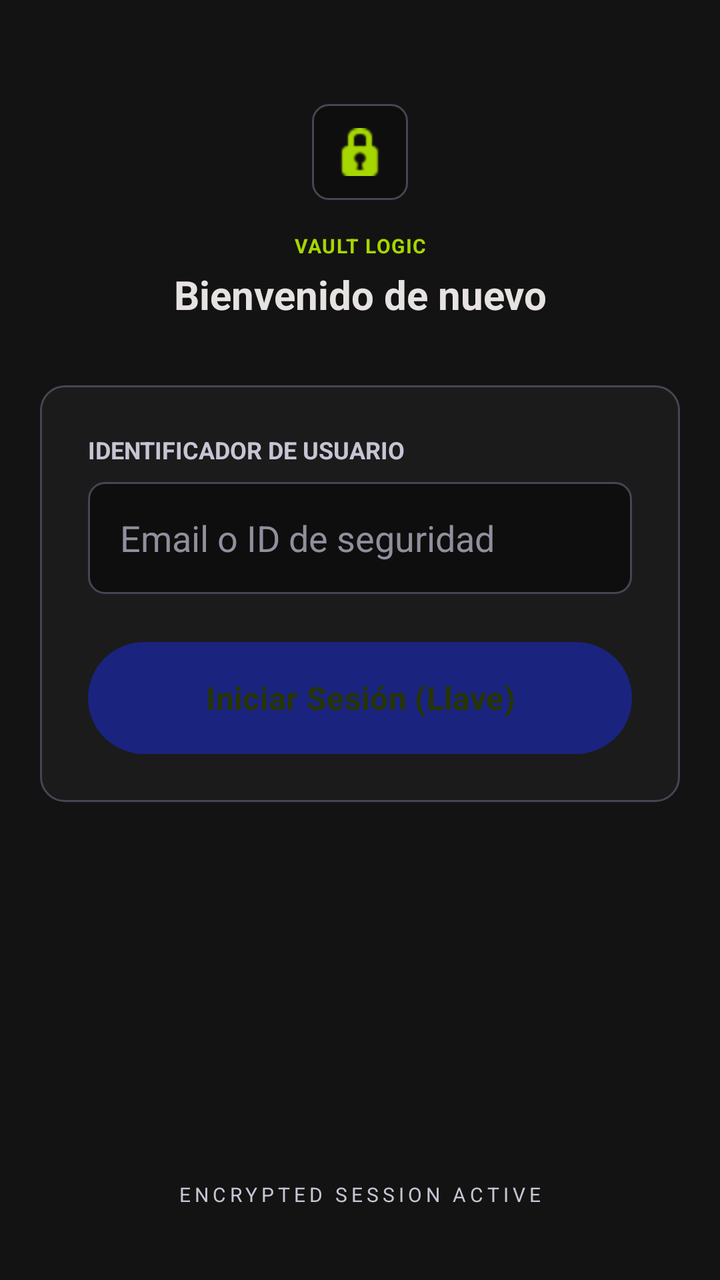
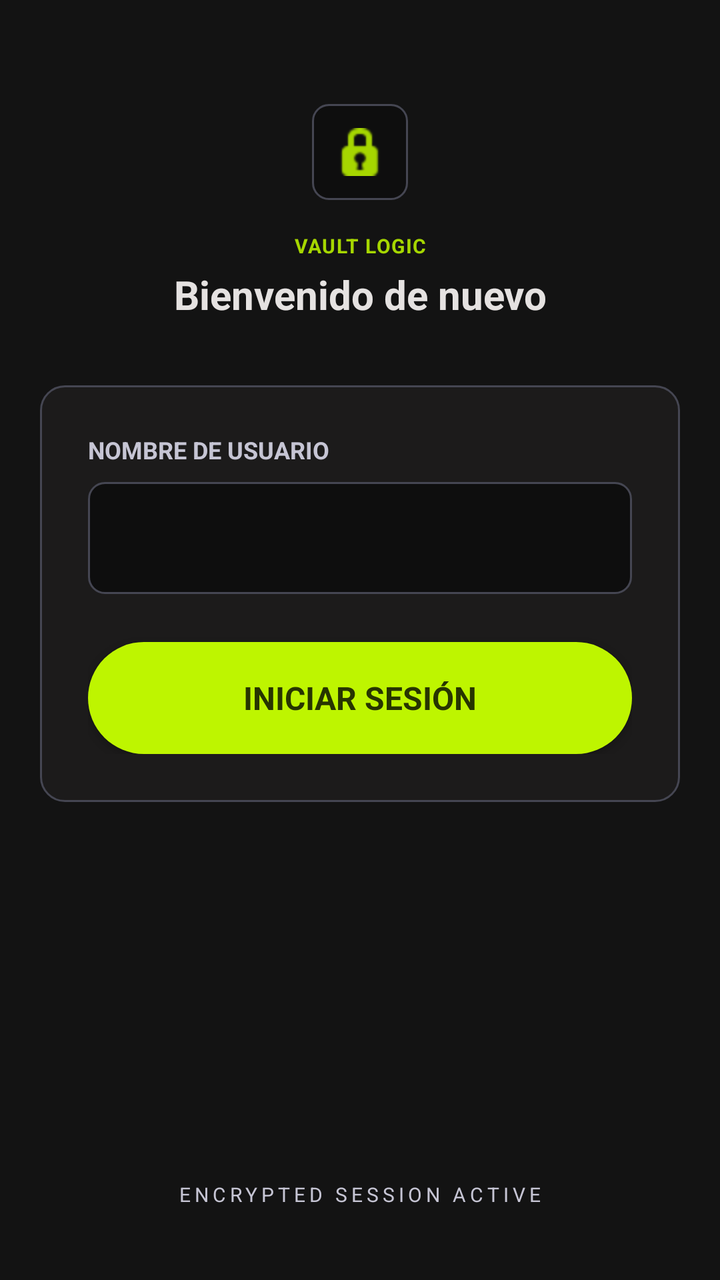

The first picture is an Android layout as it rendered before a commit; the second is the same layout after the commit. The layout source and the unified diff follow.
<!-- AndroidManifest.xml: application theme Theme.PasswordlessApp -->
<!-- res/layout/fragment_login.xml -->
<?xml version="1.0" encoding="utf-8"?>
<androidx.constraintlayout.widget.ConstraintLayout xmlns:android="http://schemas.android.com/apk/res/android"
    xmlns:app="http://schemas.android.com/apk/res-auto"
    xmlns:tools="http://schemas.android.com/tools"
    android:layout_width="match_parent"
    android:layout_height="match_parent"
    android:background="@color/vault_background"
    android:padding="20dp"
    tools:context=".ui.login.LoginFragment">

    
    <LinearLayout
        android:id="@+id/header"
        android:layout_width="wrap_content"
        android:layout_height="wrap_content"
        android:layout_marginTop="32dp"
        android:gravity="center"
        android:orientation="vertical"
        app:layout_constraintEnd_toEndOf="parent"
        app:layout_constraintStart_toStartOf="parent"
        app:layout_constraintTop_toTopOf="parent">

        <FrameLayout
            android:layout_width="48dp"
            android:layout_height="48dp"
            android:background="@drawable/bg_vault_input"
            android:layout_marginBottom="16dp">
            <ImageView
                android:layout_width="24dp"
                android:layout_height="24dp"
                android:layout_gravity="center"
                android:src="@android:drawable/ic_secure"
                app:tint="@color/vault_accent_dim" />
        </FrameLayout>

        <TextView
            android:layout_width="wrap_content"
            android:layout_height="wrap_content"
            android:text="VAULT LOGIC"
            android:textColor="@color/vault_accent_dim"
            android:textSize="10sp"
            android:textStyle="bold"
            android:letterSpacing="0.05"
            android:layout_marginBottom="4dp" />

        <TextView
            android:layout_width="wrap_content"
            android:layout_height="wrap_content"
            android:text="Bienvenido de nuevo"
            android:textColor="@color/vault_on_surface"
            android:textSize="20sp"
            android:textStyle="bold" />
    </LinearLayout>

    
    <LinearLayout
        android:layout_width="0dp"
        android:layout_height="wrap_content"
        android:layout_marginTop="32dp"
        android:background="@drawable/bg_vault_card"
        android:orientation="vertical"
        android:padding="24dp"
        app:layout_constraintEnd_toEndOf="parent"
        app:layout_constraintStart_toStartOf="parent"
        app:layout_constraintTop_toBottomOf="@id/header">

        <TextView
            android:layout_width="wrap_content"
            android:layout_height="wrap_content"
            android:text="IDENTIFICADOR DE USUARIO"
            android:textColor="@color/vault_on_surface_variant"
            android:textSize="12sp"
            android:textStyle="bold"
            android:layout_marginBottom="8dp" />

        <EditText
            android:id="@+id/etUsername"
            android:layout_width="match_parent"
            android:layout_height="56dp"
            android:background="@drawable/bg_vault_input"
            android:hint="Email o ID de seguridad"
            android:textColorHint="@color/vault_outline"
            android:textColor="@color/vault_on_surface"
            android:paddingStart="16dp"
            android:paddingEnd="16dp"
            android:inputType="textEmailAddress"
            android:layout_marginBottom="24dp" />

        <Button
            android:id="@+id/btnLogin"
            android:layout_width="match_parent"
            android:layout_height="56dp"
            android:background="@drawable/btn_vault_accent"
            android:text="Iniciar Sesión (Llave)"
            android:textColor="@color/vault_on_accent"
            android:textSize="16sp"
            android:textStyle="bold" />

        
        <ProgressBar
            android:id="@+id/progressBar"
            android:layout_width="48dp"
            android:layout_height="48dp"
            android:layout_gravity="center"
            android:layout_marginTop="16dp"
            android:indeterminateTint="@color/vault_accent"
            android:visibility="gone" />

    </LinearLayout>

    
    <LinearLayout
        android:layout_width="wrap_content"
        android:layout_height="wrap_content"
        android:layout_marginBottom="16dp"
        android:gravity="center"
        android:orientation="vertical"
        app:layout_constraintBottom_toBottomOf="parent"
        app:layout_constraintEnd_toEndOf="parent"
        app:layout_constraintStart_toStartOf="parent">

        <TextView
            android:layout_width="wrap_content"
            android:layout_height="wrap_content"
            android:text="ENCRYPTED SESSION ACTIVE"
            android:textColor="@color/vault_on_surface_variant"
            android:textSize="10sp"
            android:letterSpacing="0.2"
            android:drawablePadding="8dp" />
    </LinearLayout>

</androidx.constraintlayout.widget.ConstraintLayout>
<!-- resources referenced by this layout -->
<resources>
  <color name="vault_accent">#bef500</color>
  <color name="vault_accent_dim">#a6d700</color>
  <color name="vault_background">#131313</color>
  <color name="vault_on_accent">#273500</color>
  <color name="vault_on_surface">#e5e2e1</color>
  <color name="vault_on_surface_variant">#c6c5d4</color>
  <color name="vault_outline">#908f9d</color>
  <!-- drawable bg_vault_card (drawable) -->
  <?xml version="1.0" encoding="utf-8"?>
  <shape xmlns:android="http://schemas.android.com/apk/res/android"
      android:shape="rectangle">
      <solid android:color="@color/vault_surface_low" />
      <stroke android:width="1dp" android:color="@color/vault_outline_variant" />
      <corners android:radius="12dp" /> 
  </shape>
  <!-- drawable bg_vault_input (drawable) -->
  <?xml version="1.0" encoding="utf-8"?>
  <selector xmlns:android="http://schemas.android.com/apk/res/android">
      
      <item android:state_focused="true">
          <shape android:shape="rectangle">
              <solid android:color="@color/vault_surface_lowest" />
              <stroke android:width="1dp" android:color="@color/vault_accent_dim" />
              <corners android:radius="8dp" />
          </shape>
      </item>
      
      <item>
          <shape android:shape="rectangle">
              <solid android:color="@color/vault_surface_lowest" />
              <stroke android:width="1dp" android:color="@color/vault_outline_variant" />
              <corners android:radius="8dp" />
          </shape>
      </item>
  </selector>
  <!-- drawable btn_vault_accent (drawable) -->
  <?xml version="1.0" encoding="utf-8"?>
  <ripple xmlns:android="http://schemas.android.com/apk/res/android"
      android:color="#40000000"> 
      <item>
          <shape android:shape="rectangle">
              <solid android:color="@color/vault_accent" />
              <corners android:radius="28dp" /> 
          </shape>
      </item>
  </ripple>
  <style name="Theme.PasswordlessApp" parent="Base.Theme.PasswordlessApp" />
  <color name="vault_surface_low">#1c1b1b</color>
  <color name="vault_outline_variant">#454652</color>
  <color name="vault_surface_lowest">#0e0e0e</color>
  <style name="Base.Theme.PasswordlessApp" parent="Theme.Material3.Dark.NoActionBar">
          
          <item name="colorPrimary">@color/vault_primary</item>
          <item name="colorOnPrimary">@color/vault_on_primary</item>
          <item name="colorPrimaryContainer">@color/vault_primary</item>
          
          
          <item name="colorSecondary">@color/vault_accent</item>
          <item name="colorOnSecondary">@color/vault_on_accent</item>
          
          
          <item name="android:statusBarColor">@color/vault_background</item>
          <item name="android:windowLightStatusBar">false</item>
          <item name="android:navigationBarColor">@color/vault_background</item>
          
          
          <item name="android:windowBackground">@color/vault_background</item>
          <item name="android:colorBackground">@color/vault_background</item>
          <item name="colorSurface">@color/vault_surface_low</item>
          <item name="colorOnSurface">@color/vault_on_surface</item>
          <item name="colorOnBackground">@color/vault_on_surface</item>
  
          
          <item name="android:fontFamily">sans-serif</item>
      </style>
  <color name="vault_primary">#1a237e</color>
  <color name="vault_on_primary">#bdc2ff</color>
</resources>

<!-- the commit's change to res/layout/fragment_login.xml (unified diff, before → after) -->
@@ -67,31 +67,30 @@
         <TextView
             android:layout_width="wrap_content"
             android:layout_height="wrap_content"
-            android:text="IDENTIFICADOR DE USUARIO"
+            android:layout_marginBottom="8dp"
+            android:text="NOMBRE DE USUARIO"
             android:textColor="@color/vault_on_surface_variant"
             android:textSize="12sp"
-            android:textStyle="bold"
-            android:layout_marginBottom="8dp" />
+            android:textStyle="bold" />
 
         <EditText
             android:id="@+id/etUsername"
             android:layout_width="match_parent"
             android:layout_height="56dp"
+            android:layout_marginBottom="24dp"
             android:background="@drawable/bg_vault_input"
-            android:hint="Email o ID de seguridad"
-            android:textColorHint="@color/vault_outline"
-            android:textColor="@color/vault_on_surface"
+            android:inputType="textEmailAddress"
             android:paddingStart="16dp"
             android:paddingEnd="16dp"
-            android:inputType="textEmailAddress"
-            android:layout_marginBottom="24dp" />
+            android:textColor="@color/vault_on_surface"
+            android:textColorHint="@color/vault_outline" />
 
-        <Button
+        <androidx.appcompat.widget.AppCompatButton
             android:id="@+id/btnLogin"
             android:layout_width="match_parent"
             android:layout_height="56dp"
             android:background="@drawable/btn_vault_accent"
-            android:text="Iniciar Sesión (Llave)"
+            android:text="Iniciar Sesión"
             android:textColor="@color/vault_on_accent"
             android:textSize="16sp"
             android:textStyle="bold" />
